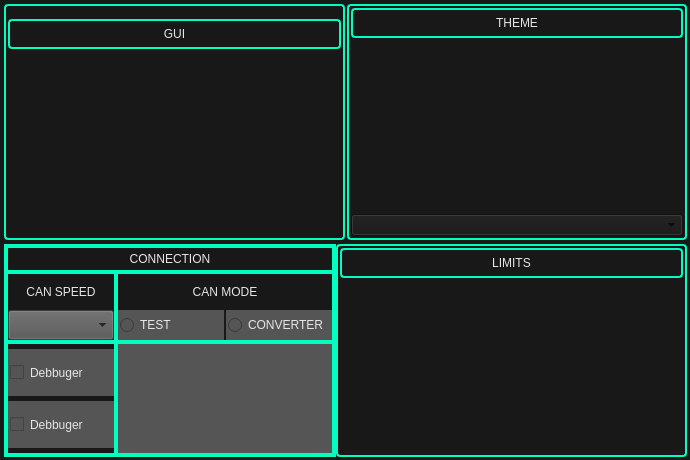
Above: ui/settings.ui from rozkalibrowany/vocc before the change. Below: the same form after it.
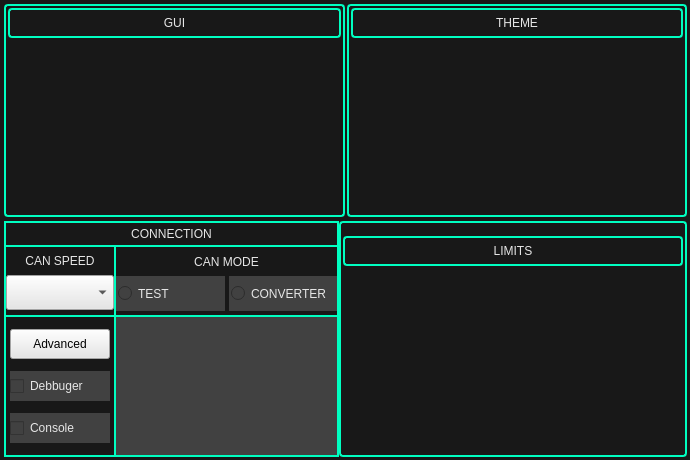
That is the form after the change.

Commit message: Some adjustments in settings ui

What changed in the file:
```diff
--- a/ui/settings.ui
+++ b/ui/settings.ui
@@ -57,15 +57,21 @@
         </property>
         <item>
          <widget class="QFrame" name="verticalFrame_10">
+          <property name="minimumSize">
+           <size>
+            <width>335</width>
+            <height>0</height>
+           </size>
+          </property>
           <property name="maximumSize">
            <size>
-            <width>332</width>
+            <width>335</width>
             <height>16777215</height>
            </size>
           </property>
           <property name="styleSheet">
            <string notr="true">QFrame{
-border: 1.5px solid #00ffc1;
+border: 1px solid #00ffc1;
 border-radius: 0px;
 padding: 0px;
 color: #00ffc1;
@@ -169,7 +175,7 @@
                    <property name="maximumSize">
                     <size>
                      <width>110</width>
-                     <height>16777215</height>
+                     <height>72</height>
                     </size>
                    </property>
                    <layout class="QVBoxLayout" name="verticalLayout_32">
@@ -193,8 +199,17 @@
                       <property name="spacing">
                        <number>0</number>
                       </property>
+                      <property name="sizeConstraint">
+                       <enum>QLayout::SetDefaultConstraint</enum>
+                      </property>
                       <item>
                        <widget class="QLabel" name="label_5">
+                        <property name="maximumSize">
+                         <size>
+                          <width>16777215</width>
+                          <height>20</height>
+                         </size>
+                        </property>
                         <property name="styleSheet">
                          <string notr="true">border: none;
 padding: 2px;
@@ -221,11 +236,11 @@
                         <property name="minimumSize">
                          <size>
                           <width>0</width>
-                          <height>30</height>
+                          <height>35</height>
                          </size>
                         </property>
                         <property name="styleSheet">
-                         <string notr="true">background-color: rgb(85,85,85);</string>
+                         <string notr="true">background-color: #e6e6e6;</string>
                         </property>
                        </widget>
                       </item>
@@ -276,6 +291,18 @@
                         </property>
                         <item>
                          <widget class="QLabel" name="label_4">
+                          <property name="minimumSize">
+                           <size>
+                            <width>0</width>
+                            <height>25</height>
+                           </size>
+                          </property>
+                          <property name="maximumSize">
+                           <size>
+                            <width>16777215</width>
+                            <height>25</height>
+                           </size>
+                          </property>
                           <property name="styleSheet">
                            <string notr="true">border: none;
 padding: 2px;
@@ -308,21 +335,21 @@
                              <number>2</number>
                             </property>
                             <property name="rightMargin">
-                             <number>1</number>
+                             <number>2</number>
                             </property>
                             <item>
                              <widget class="QRadioButton" name="radioButton">
                               <property name="minimumSize">
                                <size>
                                 <width>0</width>
-                                <height>30</height>
+                                <height>35</height>
                                </size>
                               </property>
                               <property name="styleSheet">
                                <string notr="true">padding: 2px;
-font: 9pt &quot;Halvetica&quot; ;
+font: 75 bold 9pt &quot;Halvetica&quot; ;
 color: #e6e6e6;
-background-color: rgb(85,85,85);</string>
+background-color: rgb(65,65,65);</string>
                               </property>
                               <property name="text">
                                <string>TEST</string>
@@ -337,22 +364,21 @@
                              <number>2</number>
                             </property>
                             <property name="leftMargin">
-                             <number>1</number>
+                             <number>2</number>
                             </property>
                             <item>
                              <widget class="QRadioButton" name="radioButton_2">
                               <property name="minimumSize">
                                <size>
                                 <width>0</width>
-                                <height>30</height>
+                                <height>35</height>
                                </size>
                               </property>
                               <property name="styleSheet">
                                <string notr="true">padding: 2px;
-font: 9pt &quot;Halvetica&quot; ;
+font: 75 bold 9pt &quot;Halvetica&quot; ;
 color: #e6e6e6;
-background-color: rgb(85,85,85);
-</string>
+background-color: rgb(65,65,65);</string>
                               </property>
                               <property name="text">
                                <string>CONVERTER</string>
@@ -398,6 +424,9 @@
                      <height>16777215</height>
                     </size>
                    </property>
+                   <property name="lineWidth">
+                    <number>1</number>
+                   </property>
                    <layout class="QVBoxLayout" name="verticalLayout_20">
                     <property name="spacing">
                      <number>0</number>
@@ -414,6 +443,32 @@
                     <property name="bottomMargin">
                      <number>0</number>
                     </property>
+                    <item>
+                     <layout class="QHBoxLayout" name="horizontalLayout_6">
+                      <item>
+                       <widget class="QPushButton" name="pushButton">
+                        <property name="minimumSize">
+                         <size>
+                          <width>0</width>
+                          <height>30</height>
+                         </size>
+                        </property>
+                        <property name="maximumSize">
+                         <size>
+                          <width>100</width>
+                          <height>16777215</height>
+                         </size>
+                        </property>
+                        <property name="styleSheet">
+                         <string notr="true">background-color: #e6e6e6;</string>
+                        </property>
+                        <property name="text">
+                         <string>Advanced</string>
+                        </property>
+                       </widget>
+                      </item>
+                     </layout>
+                    </item>
                     <item>
                      <layout class="QHBoxLayout" name="horizontalLayout_5">
                       <property name="spacing">
@@ -424,15 +479,20 @@
                         <property name="minimumSize">
                          <size>
                           <width>0</width>
-                          <height>47</height>
+                          <height>25</height>
+                         </size>
+                        </property>
+                        <property name="maximumSize">
+                         <size>
+                          <width>100</width>
+                          <height>30</height>
                          </size>
                         </property>
                         <property name="styleSheet">
                          <string notr="true">border: none;
-padding: 2px;
 font: 75 bold 9pt &quot;Halvetica&quot; ;
 color: #e6e6e6;
-background-color: rgb(85,85,85);</string>
+background-color: rgb(65,65,65);</string>
                         </property>
                         <property name="text">
                          <string>Debbuger</string>
@@ -451,18 +511,23 @@
                         <property name="minimumSize">
                          <size>
                           <width>0</width>
-                          <height>47</height>
+                          <height>30</height>
+                         </size>
+                        </property>
+                        <property name="maximumSize">
+                         <size>
+                          <width>100</width>
+                          <height>30</height>
                          </size>
                         </property>
                         <property name="styleSheet">
                          <string notr="true">border: none;
-padding: 2px;
 font: 75 bold 9pt &quot;Halvetica&quot; ;
 color: #e6e6e6;
-background-color: rgb(85,85,85);</string>
+background-color: rgb(65,65,65);</string>
                         </property>
                         <property name="text">
-                         <string>Debbuger</string>
+                         <string>Console</string>
                         </property>
                        </widget>
                       </item>
@@ -479,7 +544,7 @@
                    <item>
                     <widget class="QTextEdit" name="textEdit">
                      <property name="styleSheet">
-                      <string notr="true">background-color: rgb(85,85,85);</string>
+                      <string notr="true">background-color: rgb(65,65,65);</string>
                      </property>
                     </widget>
                    </item>
@@ -821,9 +886,6 @@
                </property>
               </spacer>
              </item>
-             <item>
-              <widget class="QComboBox" name="comboBox"/>
-             </item>
             </layout>
            </item>
           </layout>
```
